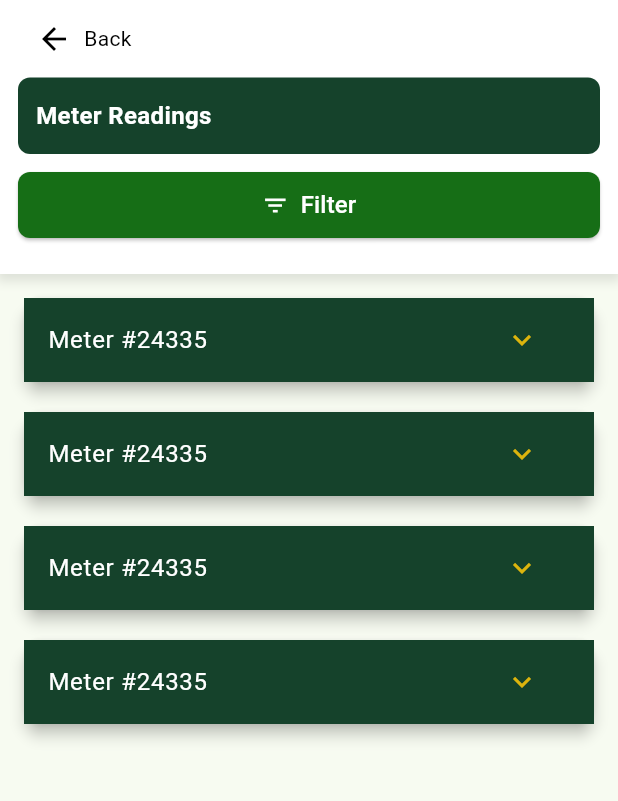
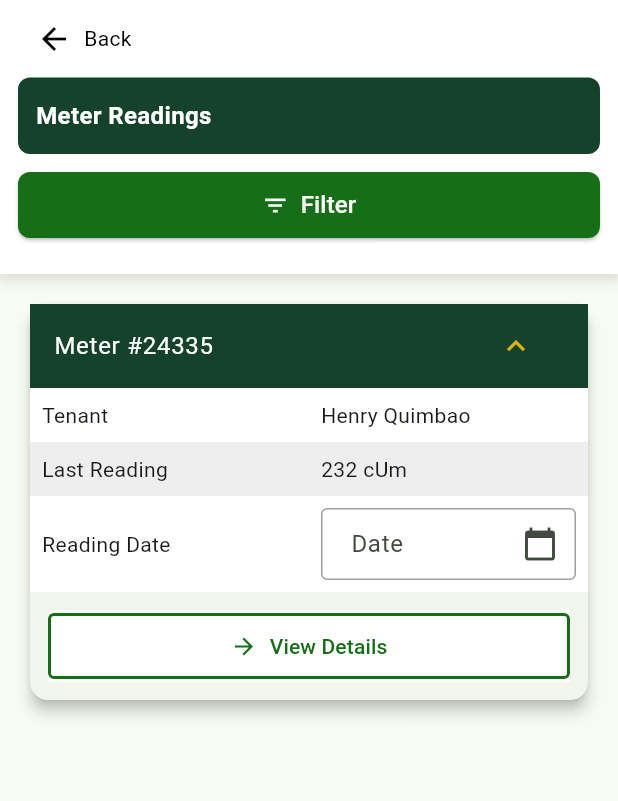
Before and after one commit to jamydevelop/Wilcon-Test-Flutter, a Flutter app: the MeterReadingsPage screen opened directly, on a phone screen of 412 x 824 dp, the part 134-935 px from its top. Run offline on Flutter 3.47's test engine with Material 3 defaults, Android fonts, the phone set to English and light mode, and no system bars.

Commit message:
edit Meter Readings

```diff
--- a/wilcon_mobile/lib/module/meter_readings/presentation/meterreadings_page.dart
+++ b/wilcon_mobile/lib/module/meter_readings/presentation/meterreadings_page.dart
@@ -1,5 +1,6 @@
 import 'package:flutter/material.dart';
-import 'package:wilcon_mobile/module/meter_readings/widgets/meter_body_widget.dart';
+import 'package:wilcon_mobile/module/meter_readings/widgets/example_usage_widget.dart';
+
 import 'package:wilcon_mobile/widgets/appbar_widget.dart';
 import 'package:wilcon_mobile/widgets/back_screen_widget.dart';
 import 'package:wilcon_mobile/widgets/buttons_widget.dart';
@@ -57,46 +58,47 @@ class _MeterReadingsPageState extends State<MeterReadingsPage> {
                     ],
                   ),
                 ),
-                Expanded(
+                const Expanded(
                   child: SingleChildScrollView(
                     child: Column(
                       children: [
-                        Container(
-                          margin: const EdgeInsets.only(
-                            left: 12.0,
-                            right: 12.0,
-                            top: 12.0,
-                            bottom: 0.0, // Remove vertical margin at the bottom
-                          ),
-                          child: const MeterBodyWidget(),
-                        ),
-                        Container(
-                          margin: const EdgeInsets.only(
-                            left: 12.0,
-                            right: 12.0,
-                            top: 12.0,
-                            bottom: 0.0, // Remove vertical margin at the bottom
-                          ),
-                          child: const MeterBodyWidget(),
-                        ),
-                        Container(
-                          margin: const EdgeInsets.only(
-                            left: 12.0,
-                            right: 12.0,
-                            top: 12.0,
-                            bottom: 0.0, // Remove vertical margin at the bottom
-                          ),
-                          child: const MeterBodyWidget(),
-                        ),
-                        Container(
-                          margin: const EdgeInsets.only(
-                            left: 12.0,
-                            right: 12.0,
-                            top: 12.0,
-                            bottom: 0.0, // Remove vertical margin at the bottom
-                          ),
-                          child: const MeterBodyWidget(),
-                        ),
+                        ExampleUsage(),
+                        // Container(
+                        //   margin: const EdgeInsets.only(
+                        //     left: 12.0,
+                        //     right: 12.0,
+                        //     top: 12.0,
+                        //     bottom: 0.0, // Remove vertical margin at the bottom
+                        //   ),
+                        //   child: const MeterCardBodyWidget(),
+                        // ),
+                        // Container(
+                        //   margin: const EdgeInsets.only(
+                        //     left: 12.0,
+                        //     right: 12.0,
+                        //     top: 12.0,
+                        //     bottom: 0.0, // Remove vertical margin at the bottom
+                        //   ),
+                        //   child: const MeterCardBodyWidget(),
+                        // ),
+                        // Container(
+                        //   margin: const EdgeInsets.only(
+                        //     left: 12.0,
+                        //     right: 12.0,
+                        //     top: 12.0,
+                        //     bottom: 0.0, // Remove vertical margin at the bottom
+                        //   ),
+                        //   child: const MeterCardBodyWidget(),
+                        // ),
+                        // Container(
+                        //   margin: const EdgeInsets.only(
+                        //     left: 12.0,
+                        //     right: 12.0,
+                        //     top: 12.0,
+                        //     bottom: 0.0, // Remove vertical margin at the bottom
+                        //   ),
+                        //   child: const MeterCardBodyWidget(),
+                        // ),
                       ],
                     ),
                   ),
--- /dev/null
+++ b/wilcon_mobile/lib/module/meter_readings/widgets/example_usage_widget.dart
@@ -0,0 +1,112 @@
+import 'package:flutter/material.dart';
+import 'package:wilcon_mobile/module/meter_readings/widgets/meter_card_details_widget.dart';
+// Import the MeterCardDetails class
+
+class ExampleUsage extends StatelessWidget {
+  const ExampleUsage({super.key});
+
+  @override
+  Widget build(BuildContext context) {
+    return Padding(
+      padding: const EdgeInsets.all(16.0),
+      child: MeterCardDetails(
+        header: 'Meter #24335',
+        child: Column(
+          crossAxisAlignment: CrossAxisAlignment.stretch,
+          children: [
+            _buildRow('Tenant', const Text('Henry Quimbao'), Colors.white),
+            _buildRow('Last Reading', const Text('232 cUm'), Colors.grey[200]!),
+            _buildRow('Reading Date', _buildDatePicker(context), Colors.white),
+            Container(
+              color: Colors.white,
+              margin: const EdgeInsets.all(12.0),
+              child: ElevatedButton.icon(
+                onPressed: () {
+                  // Handle button press
+                },
+                icon: const Icon(Icons.arrow_forward, color: Color(0xFF166E16)),
+                label: const Text('View Details'),
+                style: ElevatedButton.styleFrom(
+                  foregroundColor: const Color(0xFF166E16),
+                  backgroundColor: Colors.white,
+                  shape: RoundedRectangleBorder(
+                    borderRadius: BorderRadius.circular(4.0),
+                    side: const BorderSide(
+                      color: Color(0xFF166E16),
+                      width: 2.0,
+                    ),
+                  ),
+                  padding: const EdgeInsets.symmetric(
+                      vertical: 12.0, horizontal: 16.0),
+                  elevation: 0,
+                ),
+              ),
+            ),
+          ],
+        ),
+      ),
+    );
+  }
+
+  Widget _buildRow(String label1, Widget widget2, Color backgroundColor) {
+    return Container(
+      color: backgroundColor,
+      child: Row(
+        children: <Widget>[
+          Expanded(
+            child: Padding(
+              padding: const EdgeInsets.all(8.0),
+              child: Text(label1),
+            ),
+          ),
+          Expanded(
+            child: Padding(
+              padding: const EdgeInsets.all(8.0),
+              child: widget2,
+            ),
+          ),
+        ],
+      ),
+    );
+  }
+
+  Widget _buildDatePicker(BuildContext context) {
+    TextEditingController _dateController = TextEditingController();
+
+    return TextField(
+      controller: _dateController,
+      readOnly: true, // Makes the TextField non-editable
+      decoration: InputDecoration(
+        labelText: 'Date',
+        suffixIcon: IconButton(
+          icon: const Icon(Icons.calendar_today),
+          onPressed: () async {
+            DateTime? selectedDate = await showDatePicker(
+              context: context,
+              initialDate: DateTime.now(),
+              firstDate: DateTime(2000),
+              lastDate: DateTime(2101),
+            );
+            if (selectedDate != null) {
+              // Format the date and set it to the TextField
+              _dateController.text =
+                  "${selectedDate.toLocal()}".split(' ')[0]; // Format as needed
+            }
+          },
+        ),
+        border:
+            const OutlineInputBorder(), // Adds a border around the TextField
+        focusedBorder: const OutlineInputBorder(
+          borderSide:
+              BorderSide(color: Colors.blue, width: 2.0), // Border when focused
+        ),
+        enabledBorder: const OutlineInputBorder(
+          borderSide: BorderSide(
+              color: Colors.grey, width: 1.0), // Border when not focused
+        ),
+        contentPadding: const EdgeInsets.symmetric(
+            horizontal: 16.0, vertical: 12.0), // Adjust padding as needed
+      ),
+    );
+  }
+}
--- a/wilcon_mobile/lib/module/meter_readings/widgets/meter_body_widget.dart
+++ b/wilcon_mobile/lib/module/meter_readings/widgets/meter_card_body_widget.dart
@@ -1,14 +1,15 @@
 import 'package:flutter/material.dart';
 
-class MeterBodyWidget extends StatefulWidget {
-  const MeterBodyWidget({super.key});
+class MeterCardBodyWidget extends StatefulWidget {
+  const MeterCardBodyWidget({super.key});
 
   @override
-  State<MeterBodyWidget> createState() => _MeterBodyWidgetState();
+  State<MeterCardBodyWidget> createState() => _MeterCardBodyWidgetState();
 }
 
-class _MeterBodyWidgetState extends State<MeterBodyWidget> {
-  bool _isExpanded = false;
+class _MeterCardBodyWidgetState extends State<MeterCardBodyWidget> {
+  // Initialize _isExpanded to true to make the card open by default
+  bool _isExpanded = true;
 
   @override
   Widget build(BuildContext context) {
@@ -40,7 +41,7 @@ class _MeterBodyWidgetState extends State<MeterBodyWidget> {
           ),
           AnimatedCrossFade(
             duration: const Duration(milliseconds: 300),
-            firstChild: Container(),
+            firstChild: Container(), // Content hidden by default
             secondChild: Column(
               crossAxisAlignment: CrossAxisAlignment.stretch,
               children: [
--- /dev/null
+++ b/wilcon_mobile/lib/module/meter_readings/widgets/meter_card_details_widget.dart
@@ -0,0 +1,62 @@
+import 'package:flutter/material.dart';
+
+class MeterCardDetails extends StatefulWidget {
+  final String header;
+  final Widget child;
+
+  const MeterCardDetails({
+    super.key,
+    required this.header,
+    required this.child,
+  });
+
+  @override
+  State<MeterCardDetails> createState() => _MeterCardDetailsState();
+}
+
+class _MeterCardDetailsState extends State<MeterCardDetails> {
+  // Initialize _isExpanded to true to make the card open by default
+  bool _isExpanded = true;
+
+  @override
+  Widget build(BuildContext context) {
+    return Card(
+      elevation: 4.0,
+      child: Column(
+        children: <Widget>[
+          Container(
+            color: const Color(0xFF15422B), // Header background color
+            child: ListTile(
+              title: Text(
+                widget.header,
+                style:
+                    const TextStyle(color: Colors.white), // Header text color
+              ),
+              trailing: IconButton(
+                icon: Icon(
+                  _isExpanded
+                      ? Icons.keyboard_arrow_up_sharp
+                      : Icons.keyboard_arrow_down,
+                  color: const Color(0xFFDCB40D), // Arrow icon color
+                ),
+                onPressed: () {
+                  setState(() {
+                    _isExpanded = !_isExpanded;
+                  });
+                },
+              ),
+            ),
+          ),
+          AnimatedCrossFade(
+            duration: const Duration(milliseconds: 300),
+            firstChild: Container(), // Content hidden by default
+            secondChild: widget.child,
+            crossFadeState: _isExpanded
+                ? CrossFadeState.showSecond
+                : CrossFadeState.showFirst,
+          ),
+        ],
+      ),
+    );
+  }
+}
```
